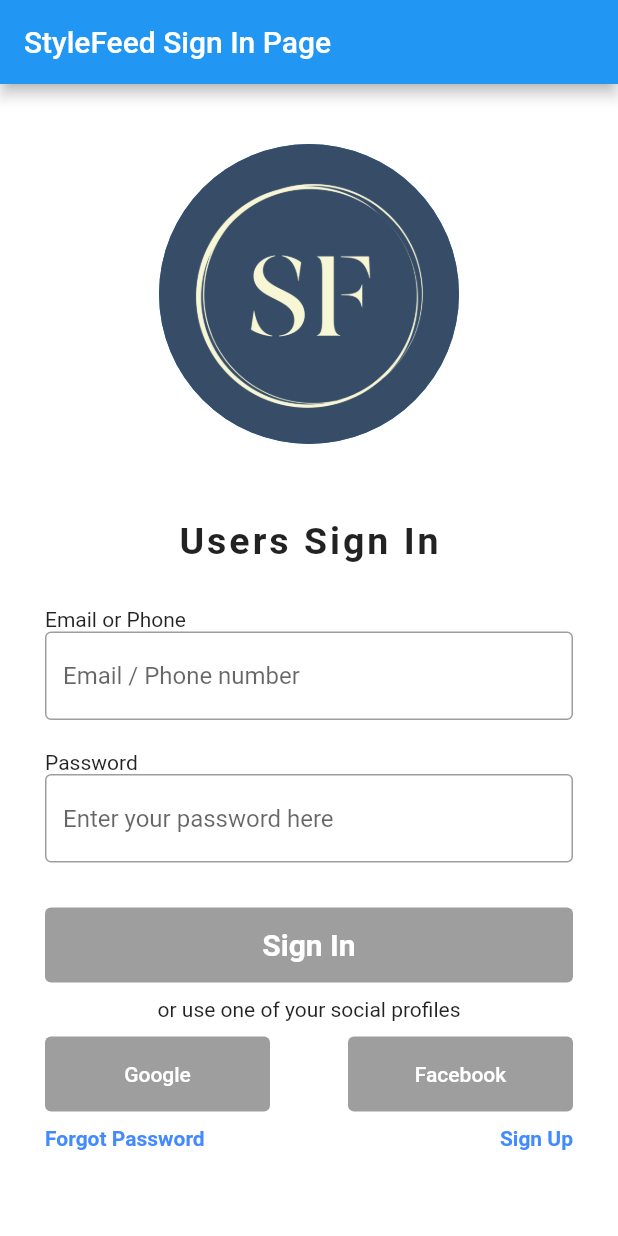
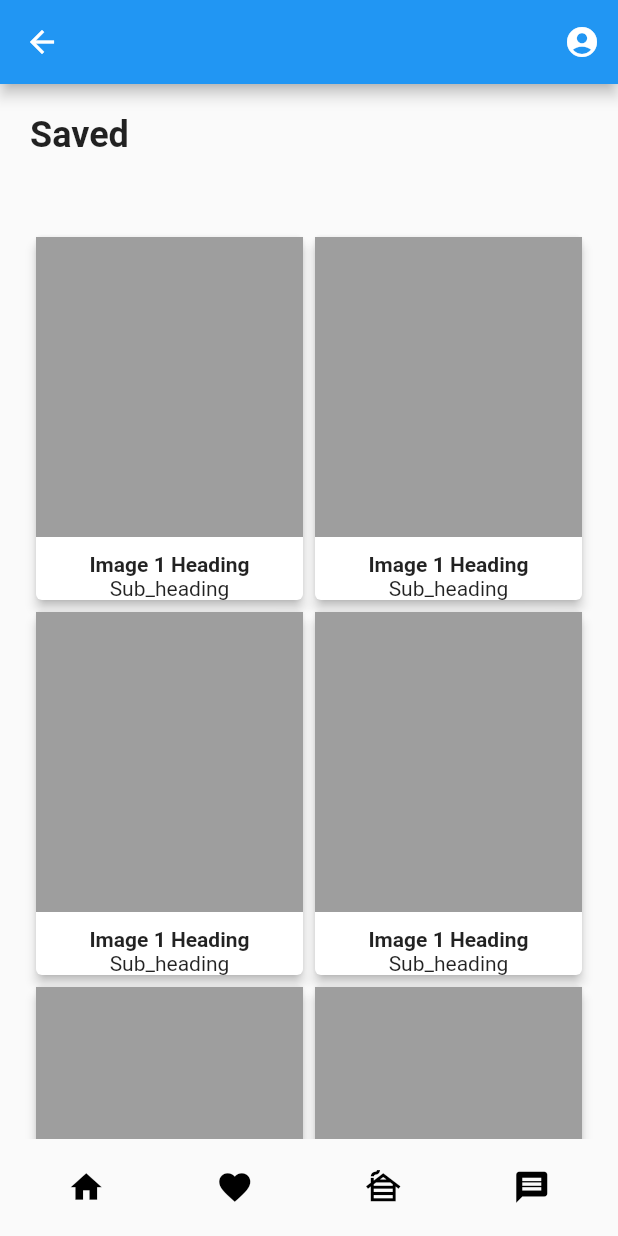
Before and after one commit to Steve-Bright/StyleFeed_User-Abandoned-, a Flutter app: the screen it shows after launch, after a tap on "Forgot Password", on a phone screen of 412 x 824 dp. Run offline on Flutter 3.47's test engine with Material 2 defaults, Android fonts, the phone set to English and light mode, and no system bars; drawn by our look-alikes of google_nav_bar; missing offline and left inert: quantity_input.

Commit message:
cart_progress_1

```diff
--- a/lib/main.dart
+++ b/lib/main.dart
@@ -1,6 +1,8 @@
 import 'package:flutter/material.dart';
 import 'signUp.dart';
 import 'signIn.dart';
+import 'user_pages/save_card.dart';
+import 'user_pages/cart.dart';
 
 void main() => runApp(
   MaterialApp(
@@ -9,6 +11,8 @@ void main() => runApp(
     routes: {
       '/signIn': (context) => const SigningInPage(),
       '/signUp': (context) => const SigningUpPage(),
+      '/savedCard': (context) => const SavedPage(),
+      '/cart': (context) => const Cart(),
     }
   )
 );
--- a/lib/signComponents/radio.dart
+++ b/lib/signComponents/radio.dart
@@ -20,7 +20,7 @@ class _GenderRadioState extends State<GenderRadio> {
           children: <Widget>[
             Text('Gender'),
             SizedBox(
-                width: 40
+                width: 30
             ),
             Radio<Gender>(
               value: Gender.male,
--- a/lib/signIn.dart
+++ b/lib/signIn.dart
@@ -191,7 +191,7 @@ class _SigningInPageState extends State<SigningInPage>{
                                       InkWell(
                                         onTap: (){
                                           //navigate to the page
-
+                                          Navigator.pushReplacementNamed(context, '/savedCard');
                                         },
                                         child: Text('Forgot Password', style: TextStyle(fontWeight: FontWeight.bold, color: Colors.blueAccent)),
                                       ),
--- /dev/null
+++ b/lib/user_pages/save_card.dart
@@ -0,0 +1,205 @@
+import 'package:flutter/material.dart';
+import 'package:google_nav_bar/google_nav_bar.dart';
+
+
+class SavedPage extends StatefulWidget {
+  const SavedPage({super.key});
+
+  @override
+  State<SavedPage> createState() => _SavedPageState();
+}
+
+class _SavedPageState extends State<SavedPage> {
+  @override
+  Widget build(BuildContext context) {
+    return Scaffold(
+        appBar: AppBar(
+          leading: IconButton(
+            icon: Icon(Icons.arrow_back),
+            onPressed: () {},
+          ),
+          actions: [
+            IconButton(
+              icon: Icon(Icons.account_circle),
+              onPressed: () {
+                // Perform action
+              },
+            ),
+          ],
+        ),
+        body: CardDetail(),
+        bottomNavigationBar: MyButtonNav()
+    );
+  }
+}
+
+
+//card detail
+class CardDetail extends StatelessWidget {
+  @override
+  Widget build(BuildContext context) {
+    return SingleChildScrollView(
+      child: Padding(
+        padding: const EdgeInsets.all(20.0),
+        child: Column(
+          crossAxisAlignment: CrossAxisAlignment.start,
+          children: [
+            Text(
+              'Saved',
+              style: TextStyle(
+                fontSize: 24.0,
+                fontWeight: FontWeight.bold,
+              ),
+            ),
+            SizedBox(height: 50.0),
+            Row(
+              children: [
+                Expanded(
+                  child: CardItem(),
+                ),
+                Expanded(
+                  child: CardItem(),
+                ),
+              ],
+            ),
+            Row(
+              children: [
+                Expanded(
+                  child: CardItem(),
+                ),
+                Expanded(
+                  child: CardItem(),
+                ),
+              ],
+            ),
+            Row(
+              children: [
+                Expanded(
+                  child: CardItem(),
+                ),
+                Expanded(
+                  child: CardItem(),
+                ),
+              ],
+            ),
+            Row(
+              children: [
+                Expanded(
+                  child: CardItem(),
+                ),
+                Expanded(
+                  child: CardItem(),
+                ),
+              ],
+            ),
+            Row(
+              children: [
+                Expanded(
+                  child: CardItem(),
+                ),
+                Expanded(
+                  child: CardItem(),
+                ),
+              ],
+            ),
+          ],
+        ),
+      ),
+    );
+  }
+}
+
+class CardItem extends StatelessWidget {
+  @override
+  Widget build(BuildContext context) {
+    return Card(
+      elevation: 3.0,
+      child: Column(
+        children: [
+          Container(
+            color: Colors.grey,
+            height: 200.0,
+          ),
+          SizedBox(height: 10.0),
+          Text(
+            'Image 1 Heading',
+            style: TextStyle(
+              fontWeight: FontWeight.bold,
+            ),
+          ),
+          Text('Sub_heading'),
+        ],
+      ),
+    );
+  }
+}
+
+// class bottomAppbar extends StatelessWidget {
+//   const bottomAppbar({super.key});
+//
+//   @override
+//   Widget build(BuildContext context) {
+//     return BottomAppBar(
+//       child: Row(
+//         mainAxisAlignment: MainAxisAlignment.spaceAround,
+//         children: <Widget>[
+//           IconButton(
+//             icon: Icon(Icons.home),
+//             onPressed: () {
+//               // Navigate to home screen or perform other actions.
+//             },
+//           ),
+//           IconButton(
+//             icon: Icon(Icons.search),
+//             onPressed: () {
+//               // Perform search operation.
+//             },
+//           ),
+//           IconButton(
+//             icon: Icon(Icons.settings),
+//             onPressed: () {
+//               // Navigate to settings screen or perform other actions.
+//             },
+//           ),
+//           IconButton(
+//             icon: Icon(Icons.card_giftcard),
+//             onPressed: () {
+//               Navigator.pushNamed(context, '/cardpage');
+//             },
+//           ),
+//         ],
+//       ),
+//     );
+//   }
+// }
+
+class MyButtonNav extends StatelessWidget {
+  const MyButtonNav({super.key});
+
+  @override
+  Widget build(BuildContext context) {
+    return Container(
+        child: Padding(
+          padding: const EdgeInsets.symmetric(
+              horizontal: 25
+          ),
+          child: GNav (
+            iconSize: 25,
+            onTabChange: (index){
+              print(index);
+            },
+            color: Colors.black,
+            activeColor: Colors.black,
+            padding: EdgeInsets.all(20),
+            tabs: [
+              GButton(icon: Icons.home,),
+              GButton(icon: Icons.favorite,),
+              GButton(icon: Icons.cabin, onPressed: (){ Navigator.pushNamed(context, '/cart');}),
+              GButton(icon: Icons.message, ),
+            ],
+          ),
+        ),
+
+    );
+  }
+}
--- a/pubspec.yaml
+++ b/pubspec.yaml
@@ -30,6 +30,7 @@ environment:
 dependencies:
   flutter:
     sdk: flutter
+  quantity_input: ^1.0.2
 
 
   # The following adds the Cupertino Icons font to your application.
@@ -46,6 +47,8 @@ dev_dependencies:
   # package. See that file for information about deactivating specific lint
   # rules and activating additional ones.
   flutter_lints: ^2.0.0
+  get:
+  google_nav_bar: ^5.0.6
 
 # For information on the generic Dart part of this file, see the
 # following page: https://dart.dev/tools/pub/pubspec
@@ -62,6 +65,7 @@ flutter:
     - assets/logo.png
     - assets/blank_profile.png
     - assets/clothing.jpg
+    - assets/items/lacoste.jpg
 
   # To add assets to your application, add an assets section, like this:
   # assets:
```
Also changed, not shown: lib/user_pages/cart.dart (added, +120 -0 lines), assets/items/lacoste.jpg (added), pubspec.lock.
